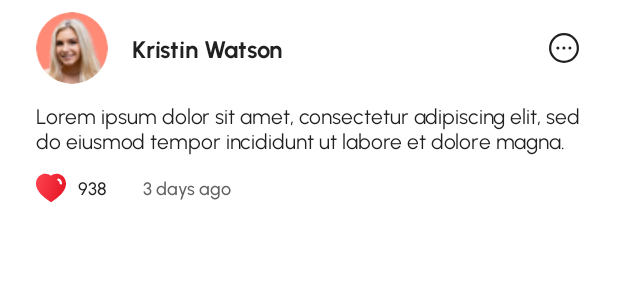
After one commit to gabrielllsp/MovieApp, an Android app: the layout item_comment_review.xml on its own in the app's theme, with its tools: preview values and no code run, on a phone screen of 412 x 824 dp. The commit adds this screen. Shown: the top 300 px of the screen. Run offline under Robolectric (Android 15) with nearby library versions, the phone set to English and light mode, and no system bars.

Commit message:
Creating comment list layout.

```diff
--- /dev/null
+++ b/app/src/main/res/drawable/ic_more_circle.xml
@@ -0,0 +1,35 @@
+<vector xmlns:android="http://schemas.android.com/apk/res/android"
+    android:width="24dp"
+    android:height="24dp"
+    android:viewportWidth="24"
+    android:viewportHeight="24">
+  <path
+      android:pathData="M12,2.75C17.108,2.75 21.25,6.891 21.25,12C21.25,17.108 17.108,21.25 12,21.25C6.891,21.25 2.75,17.108 2.75,12C2.75,6.892 6.892,2.75 12,2.75Z"
+      android:strokeLineJoin="round"
+      android:strokeWidth="1.5"
+      android:fillColor="#00000000"
+      android:fillType="evenOdd"
+      android:strokeColor="#212121"
+      android:strokeLineCap="round"/>
+  <path
+      android:pathData="M15.939,12.013H15.948"
+      android:strokeLineJoin="round"
+      android:strokeWidth="2"
+      android:fillColor="#00000000"
+      android:strokeColor="#212121"
+      android:strokeLineCap="round"/>
+  <path
+      android:pathData="M11.93,12.013H11.939"
+      android:strokeLineJoin="round"
+      android:strokeWidth="2"
+      android:fillColor="#00000000"
+      android:strokeColor="#212121"
+      android:strokeLineCap="round"/>
+  <path
+      android:pathData="M7.921,12.013H7.93"
+      android:strokeLineJoin="round"
+      android:strokeWidth="2"
+      android:fillColor="#00000000"
+      android:strokeColor="#212121"
+      android:strokeLineCap="round"/>
+</vector>
--- /dev/null
+++ b/app/src/main/res/drawable/ic_rating_review.xml
@@ -0,0 +1,22 @@
+<vector xmlns:android="http://schemas.android.com/apk/res/android"
+    xmlns:aapt="http://schemas.android.com/aapt"
+    android:width="20dp"
+    android:height="20dp"
+    android:viewportWidth="20"
+    android:viewportHeight="20">
+  <path
+      android:pathData="M13.85,0.501C14.481,0.501 15.111,0.59 15.71,0.791C19.401,1.991 20.731,6.041 19.62,9.581C18.99,11.39 17.96,13.041 16.611,14.39C14.68,16.26 12.561,17.92 10.28,19.35L10.03,19.501L9.77,19.34C7.481,17.92 5.35,16.26 3.401,14.38C2.061,13.031 1.03,11.39 0.39,9.581C-0.74,6.041 0.59,1.991 4.321,0.77C4.611,0.67 4.91,0.6 5.21,0.561H5.33C5.611,0.52 5.89,0.501 6.17,0.501H6.28C6.91,0.52 7.52,0.63 8.111,0.831H8.17C8.21,0.85 8.24,0.871 8.26,0.89C8.481,0.961 8.69,1.041 8.89,1.151L9.27,1.321C9.362,1.37 9.465,1.444 9.554,1.509C9.61,1.55 9.661,1.587 9.7,1.611C9.716,1.62 9.733,1.63 9.75,1.64C9.835,1.69 9.925,1.742 10,1.8C11.111,0.951 12.46,0.491 13.85,0.501ZM16.51,7.701C16.92,7.69 17.27,7.361 17.3,6.94V6.821C17.33,5.42 16.481,4.151 15.19,3.661C14.78,3.52 14.33,3.741 14.18,4.161C14.04,4.581 14.26,5.041 14.68,5.19C15.321,5.43 15.75,6.061 15.75,6.76V6.791C15.731,7.02 15.8,7.241 15.94,7.411C16.08,7.581 16.29,7.68 16.51,7.701Z"
+      android:fillType="evenOdd">
+    <aapt:attr name="android:fillColor">
+      <gradient
+          android:startX="20"
+          android:startY="19.501"
+          android:endX="-3.601"
+          android:endY="12.298"
+          android:type="linear">
+        <item android:offset="0" android:color="#FFE21221"/>
+        <item android:offset="1" android:color="#FFFF4451"/>
+      </gradient>
+    </aapt:attr>
+  </path>
+</vector>
--- a/app/src/main/res/layout/fragment_comments.xml
+++ b/app/src/main/res/layout/fragment_comments.xml
@@ -1,14 +1,22 @@
 <?xml version="1.0" encoding="utf-8"?>
-<FrameLayout xmlns:android="http://schemas.android.com/apk/res/android"
+<androidx.constraintlayout.widget.ConstraintLayout xmlns:android="http://schemas.android.com/apk/res/android"
     xmlns:tools="http://schemas.android.com/tools"
     android:layout_width="match_parent"
-    android:layout_height="match_parent"
+    android:layout_height="wrap_content"
+    xmlns:app="http://schemas.android.com/apk/res-auto"
     tools:context=".presenter.main.movie_details.CommentsFragment">
 
-    <!-- TODO: Update blank fragment layout -->
-    <TextView
-        android:layout_width="match_parent"
-        android:layout_height="match_parent"
-        android:text="@string/hello_blank_fragment" />
+    <androidx.recyclerview.widget.RecyclerView
+        android:id="@+id/recycler_comments"
+        android:layout_width="0dp"
+        android:layout_height="wrap_content"
+        android:clipToPadding="false"
+        android:paddingVertical="16dp"
+        app:layoutManager="androidx.recyclerview.widget.LinearLayoutManager"
+        app:layout_constraintBottom_toBottomOf="parent"
+        app:layout_constraintEnd_toEndOf="parent"
+        app:layout_constraintStart_toStartOf="parent"
+        app:layout_constraintTop_toTopOf="parent"
+        tools:listitem="@layout/item_comment_review" />
 
-</FrameLayout>
+</androidx.constraintlayout.widget.ConstraintLayout>
--- /dev/null
+++ b/app/src/main/res/layout/item_comment_review.xml
@@ -0,0 +1,104 @@
+<?xml version="1.0" encoding="utf-8"?>
+<androidx.constraintlayout.widget.ConstraintLayout xmlns:android="http://schemas.android.com/apk/res/android"
+    xmlns:app="http://schemas.android.com/apk/res-auto"
+    xmlns:tools="http://schemas.android.com/tools"
+    android:layout_width="match_parent"
+    android:layout_height="wrap_content"
+    android:paddingHorizontal="24dp"
+    android:paddingTop="8dp"
+    android:paddingBottom="16dp">
+
+    <androidx.cardview.widget.CardView
+        android:id="@+id/cardView2"
+        android:layout_width="wrap_content"
+        android:layout_height="wrap_content"
+        app:cardCornerRadius="24dp"
+        app:cardElevation="0dp"
+        app:layout_constraintStart_toStartOf="parent"
+        app:layout_constraintTop_toTopOf="parent">
+
+        <ImageView
+            android:id="@+id/image_user"
+            android:layout_width="48dp"
+            android:layout_height="48dp"
+            tools:ignore="ContentDescription"
+            tools:src="@drawable/person_comment_placeholder" />
+
+    </androidx.cardview.widget.CardView>
+
+    <TextView
+        android:id="@+id/text_username"
+        android:layout_width="0dp"
+        android:layout_height="wrap_content"
+        android:layout_marginStart="16dp"
+        android:layout_marginEnd="12dp"
+        android:fontFamily="@font/urbanist_700"
+        android:textColor="#212121"
+        android:textSize="16sp"
+        app:layout_constraintBottom_toBottomOf="@+id/cardView2"
+        app:layout_constraintEnd_toStartOf="@+id/image_option"
+        app:layout_constraintStart_toEndOf="@+id/cardView2"
+        app:layout_constraintTop_toTopOf="@+id/cardView2"
+        tools:text="Kristin Watson" />
+
+    <ImageView
+        android:id="@+id/image_option"
+        android:layout_width="wrap_content"
+        android:layout_height="wrap_content"
+        android:src="@drawable/ic_more_circle"
+        app:layout_constraintBottom_toBottomOf="@+id/cardView2"
+        app:layout_constraintEnd_toEndOf="parent"
+        app:layout_constraintTop_toTopOf="@+id/cardView2"
+        tools:ignore="ContentDescription" />
+
+    <TextView
+        android:id="@+id/text_comment"
+        android:layout_width="wrap_content"
+        android:layout_height="wrap_content"
+        android:layout_marginTop="12dp"
+        android:fontFamily="@font/urbanist_400"
+        android:textColor="#212121"
+        app:layout_constraintEnd_toEndOf="parent"
+        app:layout_constraintHorizontal_bias="0.5"
+        app:layout_constraintStart_toStartOf="parent"
+        app:layout_constraintTop_toBottomOf="@+id/cardView2"
+        tools:text="Lorem ipsum dolor sit amet, consectetur adipiscing elit, sed do eiusmod tempor incididunt ut labore et dolore magna." />
+
+    <ImageView
+        android:id="@+id/imageView6"
+        android:layout_width="wrap_content"
+        android:layout_height="wrap_content"
+        android:layout_marginTop="12dp"
+        android:src="@drawable/ic_rating_review"
+        app:layout_constraintStart_toStartOf="@+id/text_comment"
+        app:layout_constraintTop_toBottomOf="@+id/text_comment"
+        tools:ignore="ContentDescription" />
+
+    <TextView
+        android:id="@+id/text_rating"
+        android:layout_width="wrap_content"
+        android:layout_height="wrap_content"
+        android:layout_marginStart="8dp"
+        android:fontFamily="@font/urbanist_500"
+        android:textColor="#212121"
+        android:textSize="12sp"
+        app:layout_constraintBottom_toBottomOf="@+id/imageView6"
+        app:layout_constraintStart_toEndOf="@+id/imageView6"
+        app:layout_constraintTop_toTopOf="@+id/imageView6"
+        tools:text="938" />
+
+    <TextView
+        android:id="@+id/text_date"
+        android:layout_width="wrap_content"
+        android:layout_height="wrap_content"
+        android:layout_marginStart="24dp"
+        android:fontFamily="@font/urbanist_500"
+        android:textColor="#616161"
+        android:textSize="12sp"
+        app:layout_constraintBottom_toBottomOf="@+id/text_rating"
+        app:layout_constraintStart_toEndOf="@+id/text_rating"
+        app:layout_constraintTop_toTopOf="@+id/text_rating"
+        app:layout_constraintVertical_bias="1.0"
+        tools:text="3 days ago" />
+
+</androidx.constraintlayout.widget.ConstraintLayout>
```
Also changed, not shown: app/src/main/res/drawable/person_comment_placeholder.png (added).
